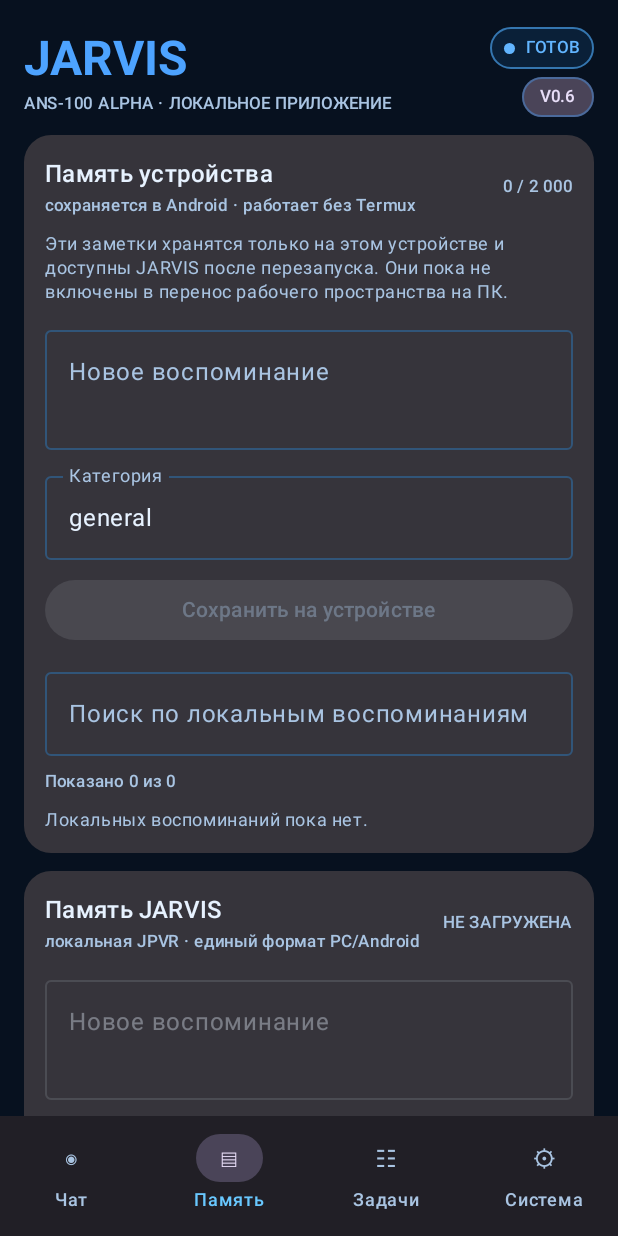
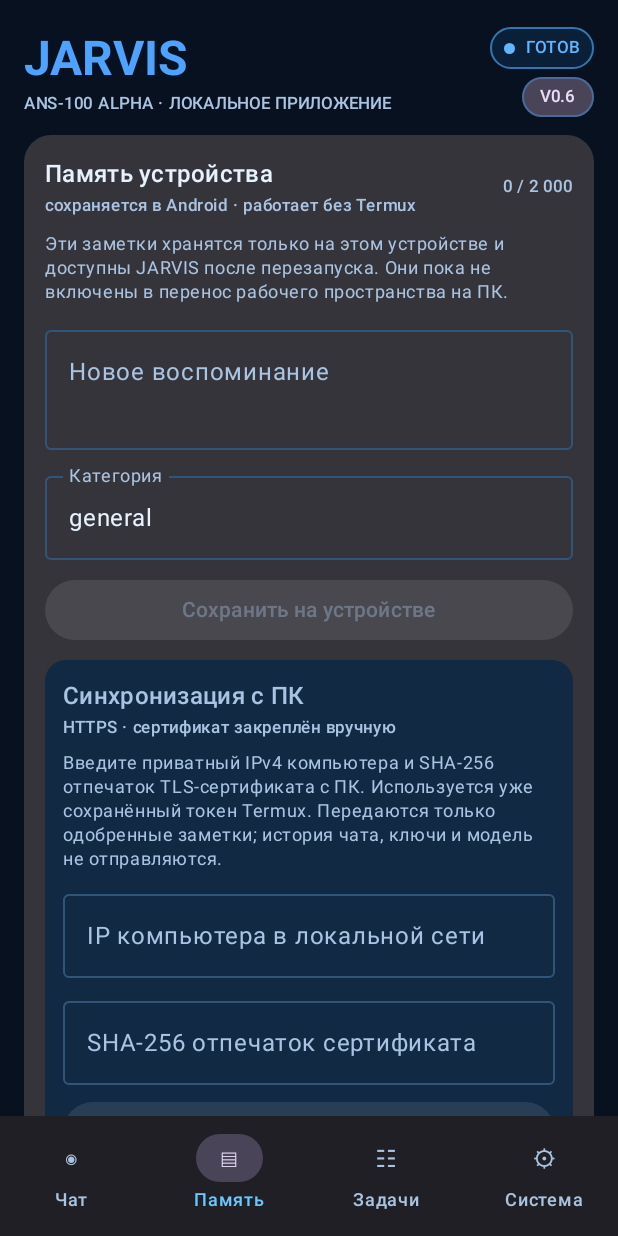
Before and after one commit to maksrugu123-sys/jarvis-ans100-alpha, an Android app built with Jetpack Compose: the screen it shows after launch (MainActivity), item 2 of the bottom bar chosen, on a phone screen of 412 x 824 dp. Run offline under Robolectric (Android 15) with nearby library versions, the phone set to English and light mode, and no system bars; libraries missing offline, so code that uses them is left out: com.google.ai.edge; pictures from the network do not load.

Commit message:
Add pinned TLS Android peer memory sync

```diff
--- a/app/src/main/java/org/jarvis/ans100/alpha/MainActivity.kt
+++ b/app/src/main/java/org/jarvis/ans100/alpha/MainActivity.kt
@@ -273,8 +273,10 @@ private fun JarvisApp(viewModel: JarvisViewModel = viewModel()) {
                         1 -> {
                         LocalMemoryPanel(
                             state = ui.localMemory,
+                            peerSync = ui.peerMemorySync,
                             onAdd = viewModel::addLocalMemory,
                             onDelete = viewModel::deleteLocalMemory,
+                            onPeerSync = viewModel::syncApprovedMemories,
                         )
                         WorkspaceMemoryPanel(
                             state = ui.workspace,
@@ -560,9 +562,13 @@ private fun JarvisApp(viewModel: JarvisViewModel = viewModel()) {
 @Composable
 private fun LocalMemoryPanel(
     state: LocalMemoryUiState,
+    peerSync: PeerMemorySyncUiState,
     onAdd: (String, String) -> Unit,
     onDelete: (String) -> Unit,
+    onPeerSync: (String, String) -> Unit,
 ) {
+    var peerHost by rememberSaveable { mutableStateOf("") }
+    var peerFingerprint by rememberSaveable { mutableStateOf("") }
     var content by rememberSaveable { mutableStateOf("") }
     var category by rememberSaveable { mutableStateOf("general") }
     var search by rememberSaveable { mutableStateOf("") }
@@ -617,7 +623,7 @@ private fun LocalMemoryPanel(
                 placeholder = { Text("Что JARVIS должен помнить?") },
                 minLines = 2,
                 maxLines = 4,
-                enabled = state.isLoaded && !state.isBusy,
+                enabled = state.isLoaded && !state.isBusy && !peerSync.isBusy,
             )
             OutlinedTextField(
                 value = category,
@@ -625,18 +631,78 @@ private fun LocalMemoryPanel(
                 modifier = Modifier.fillMaxWidth(),
                 label = { Text("Категория") },
                 singleLine = true,
-                enabled = state.isLoaded && !state.isBusy,
+                enabled = state.isLoaded && !state.isBusy && !peerSync.isBusy,
             )
             Button(
                 onClick = { onAdd(content, category) },
                 modifier = Modifier.fillMaxWidth(),
-                enabled = state.isLoaded && !state.isBusy && content.isNotBlank() && category.isNotBlank(),
+                enabled = state.isLoaded && !state.isBusy && !peerSync.isBusy &&
+                    content.isNotBlank() && category.isNotBlank(),
             ) {
                 Text(if (state.isBusy) "Сохраняем…" else "Сохранить на устройстве")
             }
             state.error?.let { message ->
                 Text(message, color = MaterialTheme.colorScheme.error)
             }
+
+            Card(
+                modifier = Modifier.fillMaxWidth(),
+                shape = RoundedCornerShape(14.dp),
+                colors = CardDefaults.cardColors(containerColor = MaterialTheme.colorScheme.surfaceVariant),
+            ) {
+                Column(
+                    modifier = Modifier.padding(12.dp),
+                    verticalArrangement = Arrangement.spacedBy(7.dp),
+                ) {
+                    SectionHeading("Синхронизация с ПК", "HTTPS · сертификат закреплён вручную")
+                    Text(
+                        "Введите приватный IPv4 компьютера и SHA-256 отпечаток TLS-сертификата с ПК. Используется уже сохранённый токен Termux. Передаются только одобренные заметки; история чата, ключи и модель не отправляются.",
+                        style = MaterialTheme.typography.bodySmall,
+                        color = MaterialTheme.colorScheme.onSurfaceVariant,
+                    )
+                    OutlinedTextField(
+                        value = peerHost,
+                        onValueChange = { peerHost = it.take(15) },
+                        modifier = Modifier.fillMaxWidth(),
+                        label = { Text("IP компьютера в локальной сети") },
+                        placeholder = { Text("192.168.1.20") },
+                        singleLine = true,
+                        enabled = !peerSync.isBusy,
+                    )
+                    OutlinedTextField(
+                        value = peerFingerprint,
+                        onValueChange = { peerFingerprint = it.take(95) },
+                        modifier = Modifier.fillMaxWidth(),
+                        label = { Text("SHA-256 отпечаток сертификата") },
+                        placeholder = { Text("64 шестнадцатеричных символа") },
+                        singleLine = true,
+                        enabled = !peerSync.isBusy,
+                    )
+                    Button(
+                        onClick = { onPeerSync(peerHost, peerFingerprint) },
+                        modifier = Modifier.fillMaxWidth(),
+                        enabled = state.isLoaded && !state.isBusy && !peerSync.isBusy &&
+                            peerHost.isNotBlank() && peerFingerprint.isNotBlank(),
+                    ) {
+                        Text(if (peerSync.isBusy) "Синхронизация…" else "Синхронизировать одобренные заметки")
+                    }
+                    if (peerSync.isBusy) LinearProgressIndicator(modifier = Modifier.fillMaxWidth())
+                    peerSync.error?.let {
+                        Text(it, color = MaterialTheme.colorScheme.error, style = MaterialTheme.typography.bodySmall)
+                    }
+                    peerSync.message?.let {
+                        Text(it, style = MaterialTheme.typography.bodySmall)
+                    }
+                    if (peerSync.remoteRevision != null) {
+                        Text(
+                            "Ревизия памяти ПК: ${peerSync.remoteRevision}",
+                            style = MaterialTheme.typography.labelSmall,
+                            color = MaterialTheme.colorScheme.onSurfaceVariant,
+                        )
+                    }
+                }
+            }
+
             OutlinedTextField(
                 value = search,
                 onValueChange = { search = it.take(128) },
@@ -678,7 +744,7 @@ private fun LocalMemoryPanel(
                                     fontWeight = FontWeight.SemiBold,
                                     style = MaterialTheme.typography.labelMedium,
                                 )
-                                TextButton(onClick = { onDelete(memory.id) }, enabled = !state.isBusy) {
+                                TextButton(onClick = { onDelete(memory.id) }, enabled = !state.isBusy && !peerSync.isBusy) {
                                     Text("Удалить")
                                 }
                             }
```
Also changed, not shown: app/src/main/java/org/jarvis/ans100/alpha/JarvisViewModel.kt (+80 -2 lines), app/src/main/java/org/jarvis/ans100/alpha/data/PeerMemorySyncClient.kt (added, +286 -0 lines), 1 other file.
